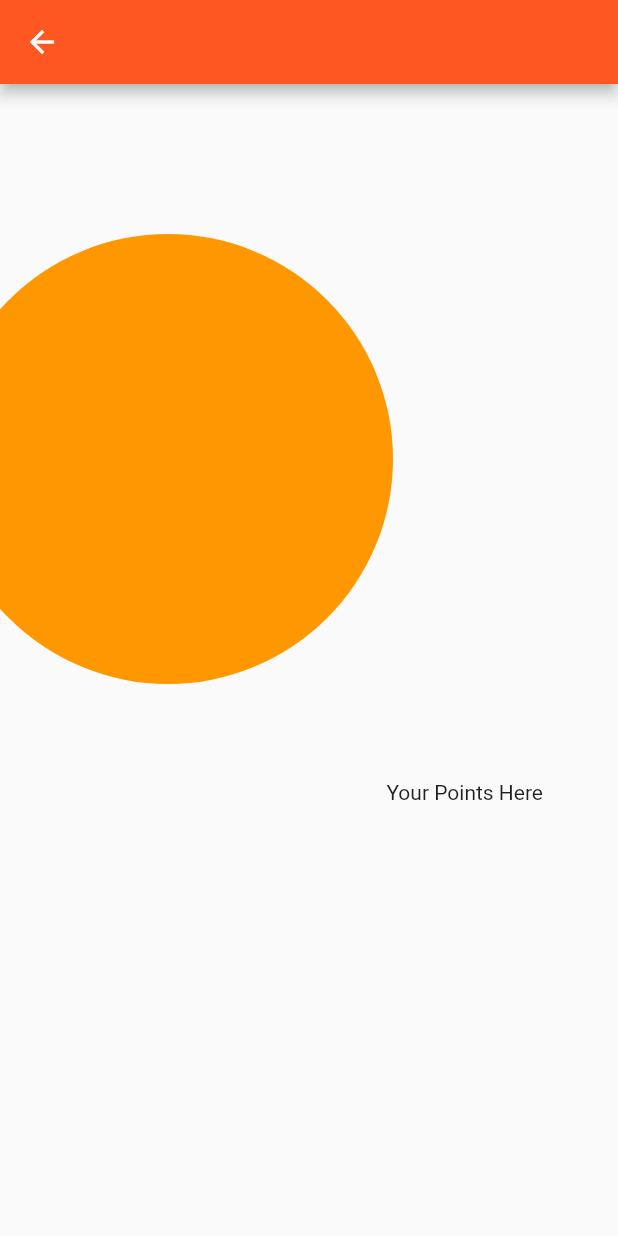
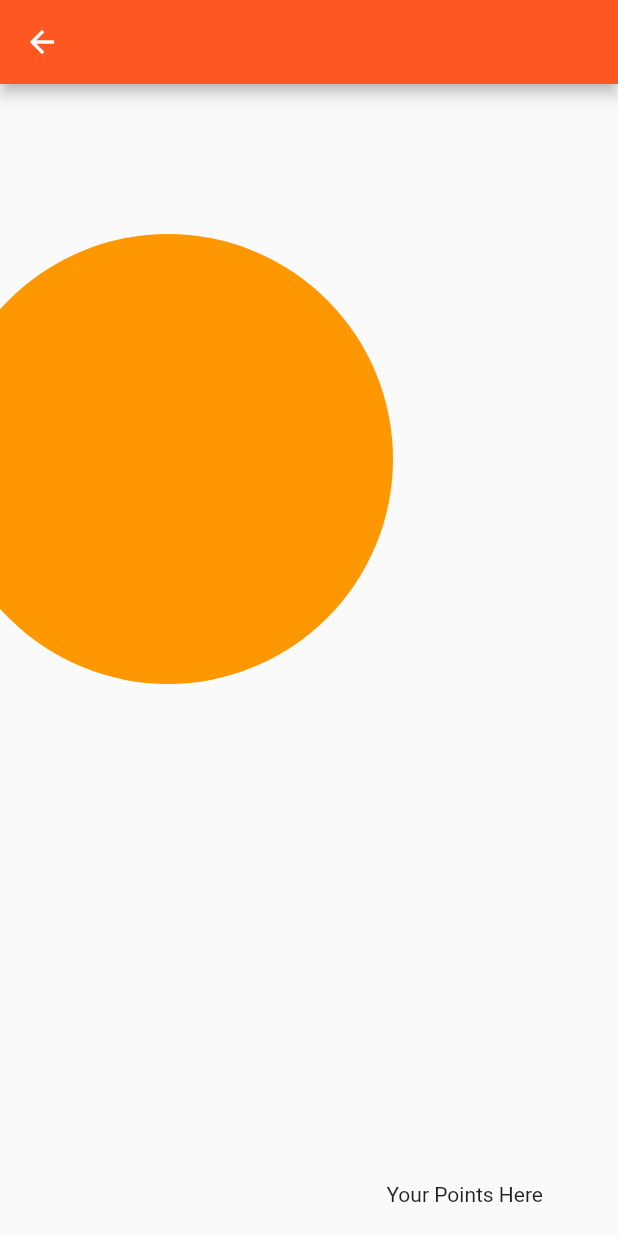
Before and after one commit to RoNIN961/SDP-Project, a Flutter app: the CheckPointsPage screen opened directly, on a phone screen of 412 x 824 dp. Run offline on Flutter 3.47's test engine with Material 2 defaults, Android fonts, the phone set to English and light mode, and no system bars.

Commit message:
Update check_points.dart

```diff
--- a/lib/check_points.dart
+++ b/lib/check_points.dart
@@ -14,9 +14,6 @@ class CheckPointsPage extends StatelessWidget {
           ),
         ),
         body: Stack(children: <Widget>[
-          Container(
-            height: 500,
-          ),
           Positioned(
               right: 50,
               child: Container(
```
